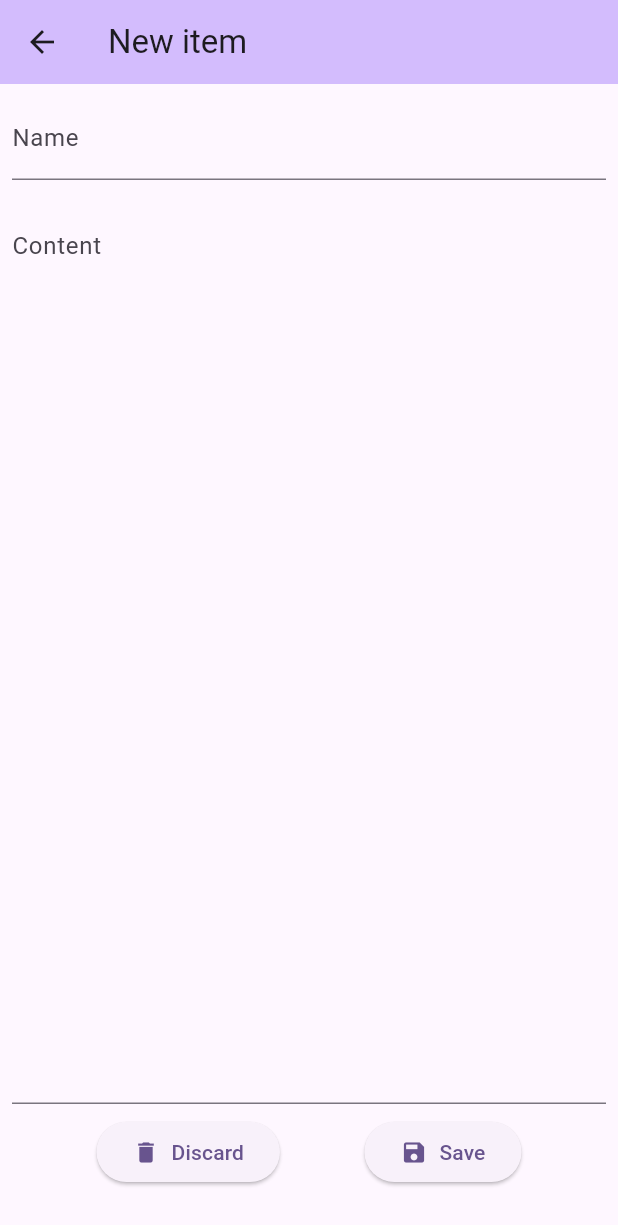
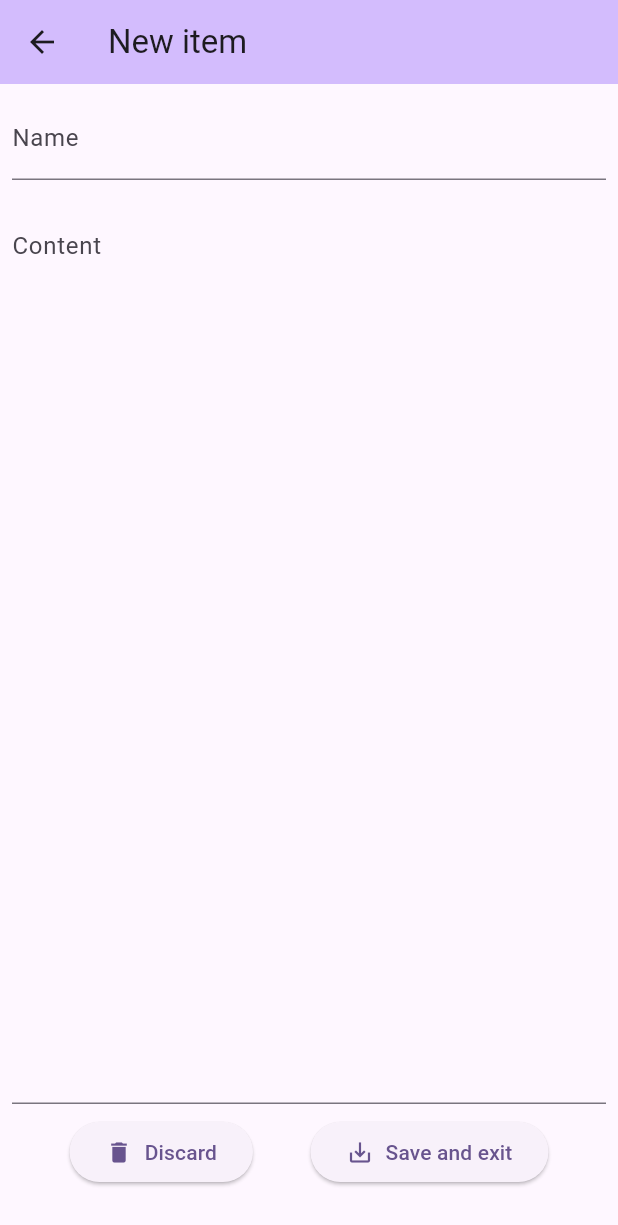
Before and after one commit to schilln/memorize, a Flutter app: the NewItemPage screen opened directly, on a phone screen of 412 x 824 dp. Shown: the top 1225 px of the screen. Run offline on Flutter 3.47's test engine with Material 3 defaults, Android fonts, the light colour scheme and no system bars; our stand-ins replace flutter_slidable.

Commit message:
changed buttons

```diff
--- a/lib/new_item_page.dart
+++ b/lib/new_item_page.dart
@@ -50,6 +50,8 @@ class ContentTextBox extends StatelessWidget {
 class ButtonRow extends StatelessWidget {
   const ButtonRow({super.key});
 
+  static const _padding = 8;
+
   @override
   Widget build(BuildContext context) {
     return Row(
@@ -58,13 +60,16 @@ class ButtonRow extends StatelessWidget {
         ElevatedButton(
           onPressed: () {},
           child: Row(
-            spacing: 8,
+            spacing: _padding.toDouble(),
             children: [Icon(Icons.delete), Text("Discard")],
           ),
         ),
         ElevatedButton(
           onPressed: () {},
-          child: Row(spacing: 8, children: [Icon(Icons.save), Text("Save")]),
+          child: Row(
+            spacing: _padding.toDouble(),
+            children: [Icon(Icons.save_alt), Text("Save and exit")],
+          ),
         ),
       ],
     );
```
